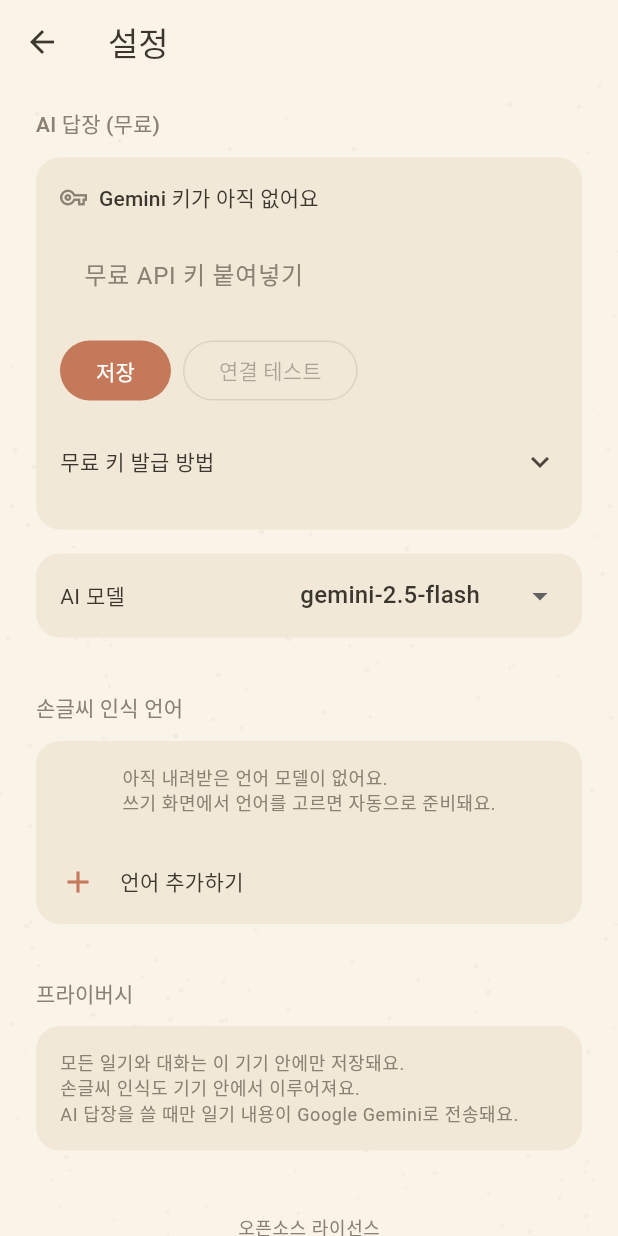
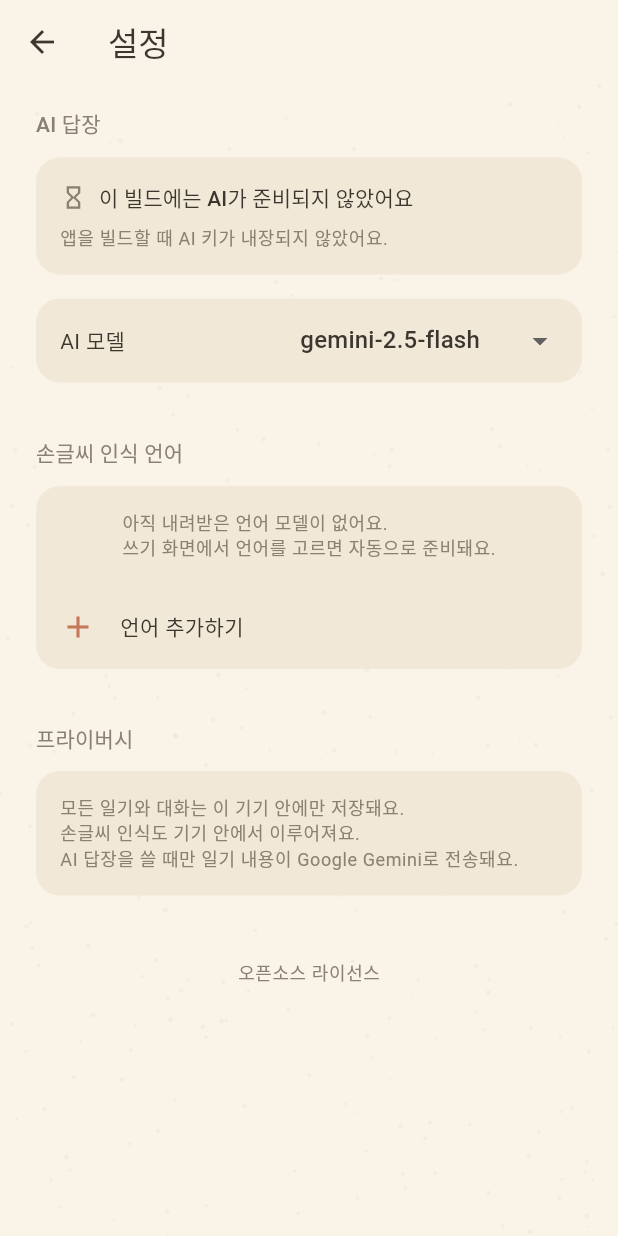
Before and after one commit to half1126-byte/secret-diary, a Flutter app: the screen it shows after launch, after a tap on the "settings" icon, on a phone screen of 412 x 824 dp. Run offline on Flutter 3.47's test engine with Material 3 defaults, Android fonts, the phone set to English and light mode, and no system bars; our stand-ins replace drift, drift_flutter, flutter_riverpod, google_fonts, shared_preferences; missing offline and left inert: google_mlkit_digital_ink_recognition, perfect_freehand; accounts and stored records are empty; generated files the repository leaves out were written again.

Commit message:
Gemini 키를 빌드 시 내장 — 사용자에게 키 비노출, 입력칸 제거
- --dart-define=GEMINI_API_KEY 로 제작자가 빌드 시 키를 내장
- 설정의 키 입력칸·저장·발급 안내 제거, AI 준비 상태 표시만 유지
- flutter_secure_storage 의존성 제거 (키를 기기에 저장할 필요 없음)
- README에 제작자용 빌드 방법과 키 제한(무료 프로젝트) 안내

Co-Authored-By: Claude Fable 5 <noreply@anthropic.com>
Claude-Session: https://claude.ai/code/session_0194TzyG22c4p6q6Jyxt5LrX

```diff
--- a/lib/features/settings/settings_screen.dart
+++ b/lib/features/settings/settings_screen.dart
@@ -16,8 +16,7 @@ class SettingsScreen extends ConsumerStatefulWidget {
 }
 
 class _SettingsScreenState extends ConsumerState<SettingsScreen> {
-  final _keyController = TextEditingController();
-  bool _keySaved = false;
+  bool _aiReady = false;
   bool _testing = false;
   String _model = 'gemini-2.5-flash';
   List<String> _downloadedModels = const [];
@@ -43,33 +42,10 @@ class _SettingsScreenState extends ConsumerState<SettingsScreen> {
     }
     if (!mounted) return;
     setState(() {
-      _keySaved = key != null && key.isNotEmpty;
+      _aiReady = key != null && key.isNotEmpty;
       _model = _models.contains(model) ? model : _models.first;
       _downloadedModels = downloaded;
     });
-  }
-
-  @override
-  void dispose() {
-    _keyController.dispose();
-    super.dispose();
-  }
-
-  Future<void> _saveKey() async {
-    final text = _keyController.text.trim();
-    if (text.isEmpty) return;
-    await ref.read(settingsRepositoryProvider).setGeminiApiKey(text);
-    _keyController.clear();
-    if (!mounted) return;
-    setState(() => _keySaved = true);
-    _showSnack('키를 안전하게 저장했어요.');
-  }
-
-  Future<void> _deleteKey() async {
-    await ref.read(settingsRepositoryProvider).setGeminiApiKey(null);
-    if (!mounted) return;
-    setState(() => _keySaved = false);
-    _showSnack('키를 지웠어요.');
   }
 
   Future<void> _testConnection() async {
@@ -84,8 +60,8 @@ class _SettingsScreenState extends ConsumerState<SettingsScreen> {
       _showSnack('연결 성공! 이제 일기에 답장이 와요.');
     } on GeminiException catch (e) {
       _showSnack(switch (e.type) {
-        GeminiErrorType.noApiKey => '먼저 키를 저장해 주세요.',
-        GeminiErrorType.invalidApiKey => '키가 올바르지 않아요. 다시 확인해 주세요.',
+        GeminiErrorType.noApiKey => '이 빌드에는 AI가 준비되지 않았어요.',
+        GeminiErrorType.invalidApiKey => 'AI 연결에 문제가 있어요. 앱 제작자에게 알려주세요.',
         GeminiErrorType.rateLimited => '지금은 한도에 걸렸어요. 잠시 후 다시 시도해 주세요.',
         _ => '연결하지 못했어요. 네트워크를 확인해 주세요.',
       });
@@ -110,7 +86,7 @@ class _SettingsScreenState extends ConsumerState<SettingsScreen> {
         child: ListView(
           padding: const EdgeInsets.fromLTRB(20, 8, 20, 32),
           children: [
-            _sectionTitle('AI 답장 (무료)'),
+            _sectionTitle('AI 답장'),
             Card(
               child: Padding(
                 padding: const EdgeInsets.all(16),
@@ -120,64 +96,37 @@ class _SettingsScreenState extends ConsumerState<SettingsScreen> {
                     Row(
                       children: [
                         Icon(
-                          _keySaved ? Icons.check_circle : Icons.vpn_key_outlined,
+                          _aiReady
+                              ? Icons.auto_awesome
+                              : Icons.hourglass_empty,
                           size: 18,
-                          color: _keySaved ? Palette.sage : Palette.inkFaded,
+                          color: _aiReady ? Palette.sage : Palette.inkFaded,
                         ),
                         const SizedBox(width: 8),
-                        Text(
-                          _keySaved ? 'Gemini 키가 연결되어 있어요' : 'Gemini 키가 아직 없어요',
-                          style: theme.textTheme.titleSmall,
-                        ),
-                      ],
-                    ),
-                    const SizedBox(height: 12),
-                    TextField(
-                      controller: _keyController,
-                      obscureText: true,
-                      decoration: const InputDecoration(
-                        hintText: '무료 API 키 붙여넣기',
-                      ),
-                    ),
-                    const SizedBox(height: 12),
-                    Wrap(
-                      spacing: 8,
-                      children: [
-                        FilledButton(
-                          style: FilledButton.styleFrom(
-                              backgroundColor: Palette.terracotta),
-                          onPressed: _saveKey,
-                          child: const Text('저장'),
-                        ),
-                        OutlinedButton(
-                          onPressed: _keySaved && !_testing ? _testConnection : null,
-                          child: Text(_testing ? '확인 중…' : '연결 테스트'),
-                        ),
-                        if (_keySaved)
-                          TextButton(
-                            onPressed: _deleteKey,
-                            child: const Text('키 지우기'),
-                          ),
-                      ],
-                    ),
-                    const SizedBox(height: 8),
-                    ExpansionTile(
-                      tilePadding: EdgeInsets.zero,
-                      shape: const Border(),
-                      title: Text('무료 키 발급 방법', style: theme.textTheme.bodyMedium),
-                      children: [
-                        Padding(
-                          padding: const EdgeInsets.only(bottom: 12),
+                        Expanded(
                           child: Text(
-                            '1. aistudio.google.com/apikey 에 접속해요.\n'
-                            '2. 구글 계정으로 로그인하고 "API 키 만들기"를 눌러요.\n'
-                            '3. 만들어진 키를 복사해 위에 붙여넣으면 끝!\n\n'
-                            '무료 등급으로 하루 수백 번의 답장을 받을 수 있고, 결제 정보는 필요 없어요.',
-                            style: theme.textTheme.bodySmall,
+                            _aiReady
+                                ? '일기 친구가 함께하고 있어요'
+                                : '이 빌드에는 AI가 준비되지 않았어요',
+                            style: theme.textTheme.titleSmall,
                           ),
                         ),
                       ],
                     ),
+                    const SizedBox(height: 8),
+                    Text(
+                      _aiReady
+                          ? '일기 끝에 마침표(.)를 찍으면 답장이 와요.'
+                          : '앱을 빌드할 때 AI 키가 내장되지 않았어요.',
+                      style: theme.textTheme.bodySmall,
+                    ),
+                    if (_aiReady) ...[
+                      const SizedBox(height: 12),
+                      OutlinedButton(
+                        onPressed: !_testing ? _testConnection : null,
+                        child: Text(_testing ? '확인 중…' : '연결 테스트'),
+                      ),
+                    ],
                   ],
                 ),
               ),
--- a/lib/features/writing/chat_thread.dart
+++ b/lib/features/writing/chat_thread.dart
@@ -224,9 +224,9 @@ class _NoKeyCard extends StatelessWidget {
   @override
   Widget build(BuildContext context) {
     return _SoftCard(
-      icon: Icons.vpn_key_outlined,
-      message: '무료 Gemini 키를 연결하면\n일기에 답장을 받을 수 있어요.',
-      actionLabel: '키 연결하기',
+      icon: Icons.auto_awesome_outlined,
+      message: '이 빌드에는 AI 일기 친구가\n아직 준비되지 않았어요.',
+      actionLabel: '설정 보기',
       onAction: onOpenSettings,
     );
   }
--- a/pubspec.yaml
+++ b/pubspec.yaml
@@ -18,7 +18,6 @@ dependencies:
   perfect_freehand: ^2.3.2
   drift: ^2.26.0
   drift_flutter: ^0.2.4
-  flutter_secure_storage: ^9.2.4
   shared_preferences: ^2.5.3
   google_fonts: ^6.2.1
   http: ^1.3.0
@@ -35,7 +34,6 @@ dev_dependencies:
   shared_preferences_platform_interface: ^2.4.1
   drift_dev: ^2.26.0
   build_runner: ^2.4.15
-  mocktail: ^1.0.4
 
 flutter:
   uses-material-design: true
```
Also changed, not shown: lib/data/repositories/settings_repository.dart (+16 -16 lines), pubspec.lock, 3 other files.
